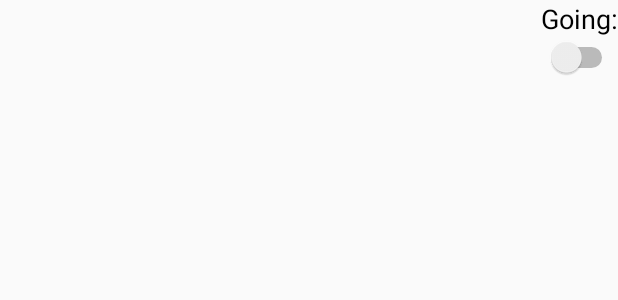
After one commit to pg339/CS5412, an Android app: the layout event_view_bottom_switch.xml on its own in the app's theme, with its tools: preview values and no code run, on a phone screen of 412 x 824 dp. The commit adds this screen. Shown: the top 300 px of the screen. Run offline under Robolectric (Android 15) with nearby library versions, the phone set to English and light mode, and no system bars; network calls fail.

Commit message:
SHIT IS STABLE HOLY FUCK

```diff
--- a/app/src/main/res/layout/cancel_event_button.xml
+++ b/app/src/main/res/layout/cancel_event_button.xml
@@ -7,4 +7,6 @@
     android:layout_centerVertical="true"
     android:text="@string/cancel_event"
     android:padding="@dimen/margin"
-    android:textSize="@dimen/button_text_size"/>
+    android:textSize="@dimen/button_text_size">
+
+</Button>
--- /dev/null
+++ b/app/src/main/res/layout/event_view_bottom_switch.xml
@@ -0,0 +1,22 @@
+<?xml version="1.0" encoding="utf-8"?>
+<RelativeLayout
+    xmlns:android="http://schemas.android.com/apk/res/android"
+    android:layout_width="wrap_content"
+    android:layout_height="wrap_content"
+    android:layout_alignParentEnd="true">
+    <TextView
+    android:id="@+id/event_view_attendance_switch_label"
+    android:layout_width="wrap_content"
+    android:layout_height="wrap_content"
+        android:layout_alignParentEnd="true"
+    android:layout_alignTop="@id/event_view_rsvp_label"
+    android:textSize="@dimen/display_text_size"
+    android:text="@string/attending_switch"/>
+    <Switch
+    android:id="@+id/event_view_attendance_switch"
+    android:layout_width="wrap_content"
+    android:layout_height="wrap_content"
+    android:layout_alignParentEnd="true"
+    android:layout_below="@id/event_view_attendance_switch_label"/>
+
+</RelativeLayout>
```
Also changed, not shown: app/src/main/java/cornell/cs5412/EventViewActivity.java (+5 -7 lines), app/src/main/res/layout/attending_switch.xml (deleted, +0 -9 lines), app/src/main/res/layout/going_label.xml (deleted, +0 -10 lines).
